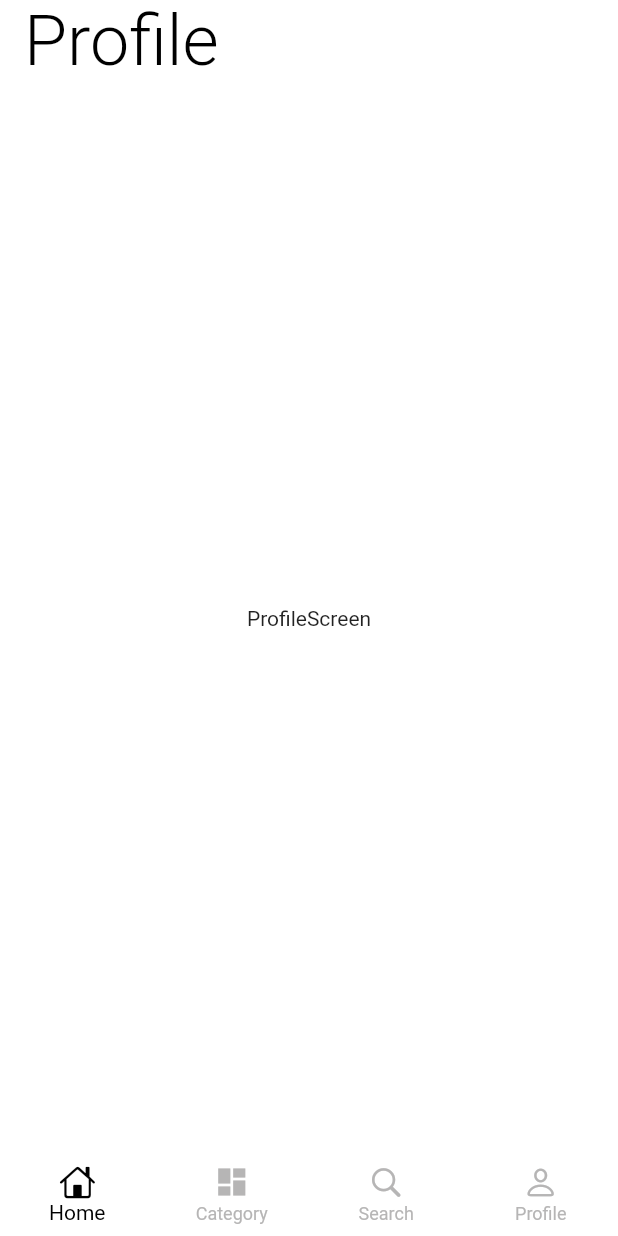
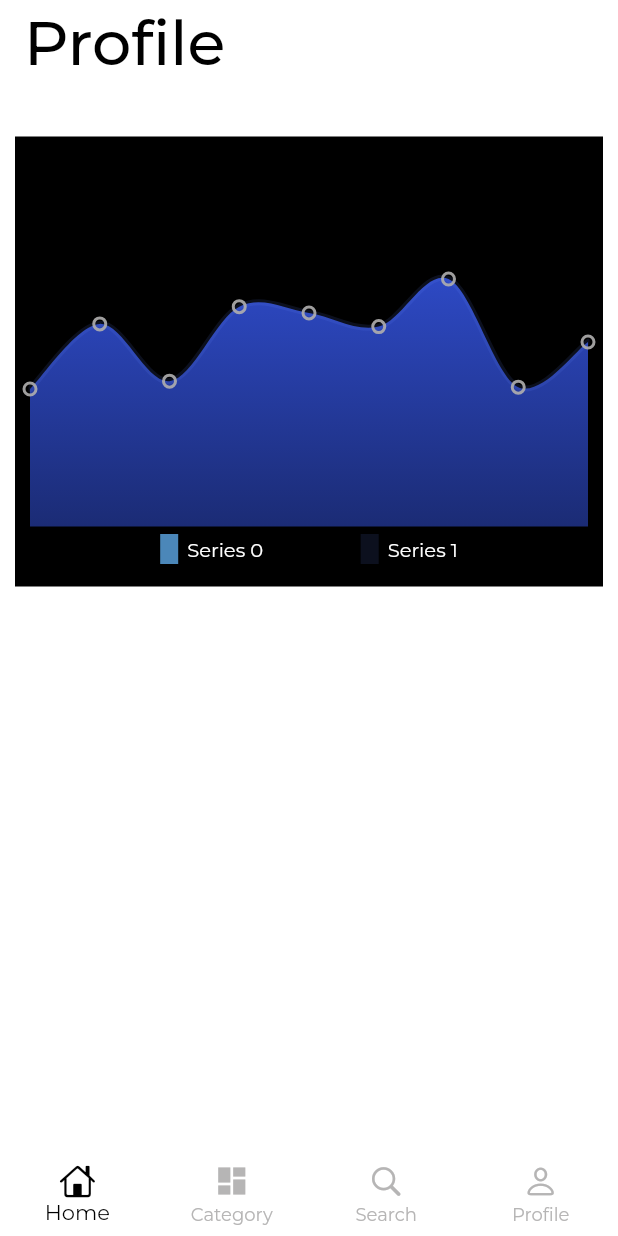
Before and after one commit to Lokesh-in12/travel_app, a Flutter app: the ProfileScreen screen opened by its route, on a phone screen of 412 x 824 dp. Run offline on Flutter 3.47's test engine with Material 2 defaults, Android fonts, the phone set to English and light mode, and no system bars; our stand-ins replace dio, flutter_rating_bar, get, go_router, loading_animation_widget, sizer and 1 more; network calls fail.

```diff
--- a/lib/core/router/router.dart
+++ b/lib/core/router/router.dart
@@ -19,7 +19,7 @@ class MyAppRouterConfig {
   static GoRouter getRouter() {
     GoRouter router = GoRouter(
         // initialLocation: '/${RouteNames.homeDiscover}',
-        initialLocation: '/${RouteNames.search}',
+        initialLocation: '/${RouteNames.profile}',
         // initialLocation: '/${RouteNames.hotel}/275',
         // initialLocation: RoutePaths.splashScreen,
         routes: [
--- a/lib/core/themes/app_theme.dart
+++ b/lib/core/themes/app_theme.dart
@@ -6,6 +6,7 @@ class AppTheme {
   static final ThemeData lightTheme = ThemeData(
       // fontFamily: 'Sora',
       scaffoldBackgroundColor: white,
+      fontFamily: 'Montserrat',
       appBarTheme:
           const AppBarTheme(backgroundColor: white, foregroundColor: black),
       textTheme: TextTheme(
--- a/lib/core/themes/colors.dart
+++ b/lib/core/themes/colors.dart
@@ -1,6 +1,7 @@
 import 'package:flutter/material.dart';
 
 const Color white = Colors.white;
+const Color transparent = Colors.transparent;
 const Color ligthViolet = Color.fromARGB(255, 102, 138, 255);
 const Color darkPurpleViolet = Color(0xff2e4ac7);
 const Color black = Colors.black;
--- /dev/null
+++ b/lib/src/models/chart_model.dart
@@ -0,0 +1,8 @@
+class ChartModel {
+  int? day = 0;
+  double? price = 0;
+  ChartModel({this.day, this.price});
+
+
+
+}
--- a/lib/src/views/screens/main/home/category_list.dart
+++ b/lib/src/views/screens/main/home/category_list.dart
@@ -79,12 +79,12 @@ class _CategoryListState extends State<CategoryList> {
                                 mainAxisSpacing: 20,
                                 crossAxisSpacing: 10),
                         itemBuilder: (BuildContext context, int index) {
-                          if (hotelsController.isLoading.value) {
-                            return Center(
-                              child: LoadingAnimationWidget.fourRotatingDots(
-                                  color: black, size: 35),
-                            );
-                          }
+                          // if (hotelsController.isLoading.value) {
+                          //   return Center(
+                          //     child: LoadingAnimationWidget.fourRotatingDots(
+                          //         color: black, size: 35),
+                          //   );
+                          // }
                           return LocationCard(
                               e: hotelsController.TabHotels[index]);
                         }),
--- a/lib/src/views/screens/main/home/profile.dart
+++ b/lib/src/views/screens/main/home/profile.dart
@@ -1,15 +1,124 @@
 import 'package:flutter/material.dart';
+import 'package:syncfusion_flutter_charts/charts.dart';
+import 'package:syncfusion_flutter_charts/sparkcharts.dart';
+import 'package:travel_app/core/themes/colors.dart';
+import 'package:travel_app/src/models/chart_model.dart';
 
-class ProfileScreen extends StatelessWidget {
+class ProfileScreen extends StatefulWidget {
   const ProfileScreen({super.key});
+
+  @override
+  State<ProfileScreen> createState() => _ProfileScreenState();
+}
+
+class _ProfileScreenState extends State<ProfileScreen> {
+  late List<ChartModel> chartData;
+
+  @override
+  void initState() {
+    // TODO: implement initState
+    super.initState();
+    chartData = [
+      ChartModel(day: 17, price: 21500),
+      ChartModel(day: 18, price: 22684),
+      ChartModel(day: 19, price: 21643),
+      ChartModel(day: 20, price: 22997),
+      ChartModel(day: 21, price: 22883),
+      ChartModel(day: 22, price: 22635),
+      ChartModel(day: 23, price: 23500),
+      ChartModel(day: 24, price: 21534),
+      ChartModel(day: 25, price: 22354),
+    ];
+  }
 
   @override
   Widget build(BuildContext context) {
     return Scaffold(
         appBar: AppBar(
-          title: const Text("Profile"),
+          title: Text("Profile", style: Theme.of(context).textTheme.bodyLarge),
           elevation: 0.0,
         ),
-        body: const Center(child: Text("ProfileScreen")));
+        body: Padding(
+          padding: const EdgeInsets.symmetric(horizontal: 10, vertical: 10),
+          child: Column(
+            crossAxisAlignment: CrossAxisAlignment.center,
+            mainAxisAlignment: MainAxisAlignment.start,
+            children: [
+              Text(
+                "Profile Visits",
+                style: Theme.of(context).textTheme.headlineSmall,
+              ),
+              Center(
+                child: SfCartesianChart(
+                  title: ChartTitle(
+                      text: "Profile Visits",
+                      textStyle: Theme.of(context).textTheme.displayMedium),
+                  backgroundColor: black,
+                  tooltipBehavior:
+                      TooltipBehavior(color: lightGrey, enable: true),
+                  margin: const EdgeInsets.all(10),
+                  borderWidth: 0,
+                  borderColor: transparent,
+                  plotAreaBorderWidth: 0,
+                  legend: Legend(
+                    isVisible: true,
+                    borderColor: ligthViolet,
+                    position: LegendPosition.bottom,
+                    iconHeight: 20,
+                    toggleSeriesVisibility: true,
+                    textStyle: const TextStyle(color: white),
+                    shouldAlwaysShowScrollbar: true,
+                    isResponsive: true,
+                    itemPadding: 65,
+                    alignment: ChartAlignment.near,
+                  ),
+                  primaryXAxis: NumericAxis(
+                      minimum: 17,
+                      maximum: 25,
+                      isVisible: false,
+                      borderWidth: 0,
+                      borderColor: transparent),
+                  primaryYAxis: NumericAxis(
+                    minimum: 19000,
+                    maximum: 25000,
+                    interval: 1000,
+                    isVisible: false,
+                    borderWidth: 0,
+                    borderColor: transparent,
+                  ),
+                  series: <ChartSeries<ChartModel, int>>[
+                    SplineAreaSeries(
+                      dataSource: chartData,
+                      xValueMapper: (ChartModel data, _) => data.day,
+                      yValueMapper: (ChartModel data, _) => data.price,
+                      splineType: SplineType.natural,
+                      gradient: LinearGradient(
+                          colors: [
+                            darkPurpleViolet,
+                            darkPurpleViolet.withAlpha(150)
+                          ],
+                          begin: Alignment.topCenter,
+                          end: Alignment.bottomCenter),
+                    ),
+                    SplineSeries(
+                      dataSource: chartData,
+                      color: ligthViolet.withAlpha(30),
+                      width: 4,
+                      isVisible: true,
+                      markerSettings: const MarkerSettings(
+                          color: transparent,
+                          shape: DataMarkerType.circle,
+                          borderWidth: 2,
+                          isVisible: true,
+                          borderColor: lightGrey),
+                      xValueMapper: (ChartModel data, _) => data.day,
+                      yValueMapper: (ChartModel data, _) => data.price,
+                    )
+                  ],
+                ),
+              )
+            ],
+          ),
+        ));
   }
 }
--- a/pubspec.yaml
+++ b/pubspec.yaml
@@ -27,6 +27,7 @@ dependencies:
   loading_animation_widget: ^1.2.0+4
   sliver_fab: ^1.0.0
   flutter_rating_bar: ^4.0.1
+  syncfusion_flutter_charts: ^21.1.38
 
 dev_dependencies:
   flutter_test:
```
Also changed, not shown: lib/src/services/rapidapi/hotels_services.dart (line endings or trailing spaces), lib/src/views/screens/main/home/home_discover.dart (line endings or trailing spaces), pubspec.lock.
